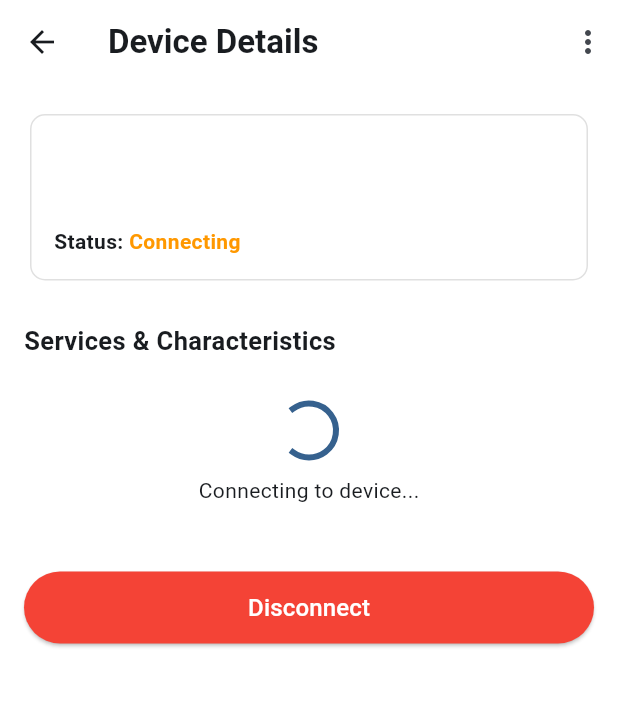
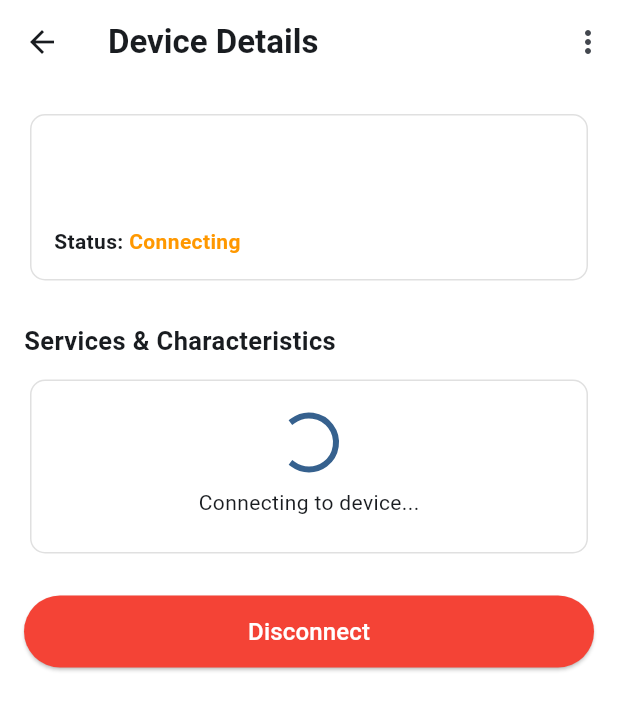
Before and after one commit to rimonnnn/ble_vitals_scanner, a Flutter app: the DeviceDetailsScreen screen opened directly with empty values, on a phone screen of 412 x 824 dp. Shown: the top 710 px of the screen. Run offline on Flutter 3.47's test engine with Material 3 defaults, Android fonts, the phone set to English and light mode, and no system bars; our stand-ins replace permission_handler; missing offline and left inert: flutter_reactive_ble.

```diff
--- a/lib/screens/device_details_screen/device_details_screen.dart
+++ b/lib/screens/device_details_screen/device_details_screen.dart
@@ -39,7 +39,10 @@ class _DeviceDetailsScreenState extends State<DeviceDetailsScreen> {
           'Device Details',
           style: TextStyle(fontWeight: FontWeight.bold),
         ),
-        actions: const [Icon(Icons.more_vert), SizedBox(width: 8)],
+        actions: const [
+          Icon(Icons.more_vert),
+          SizedBox(width: 8),
+        ],
       ),
       body: ListView(
         padding: const EdgeInsets.all(16),
@@ -58,7 +61,10 @@ class _DeviceDetailsScreenState extends State<DeviceDetailsScreen> {
 
                 const SizedBox(height: 6),
 
-                Text(widget.deviceId, style: const TextStyle(fontSize: 13)),
+                Text(
+                  widget.deviceId,
+                  style: const TextStyle(fontSize: 13),
+                ),
 
                 const SizedBox(height: 8),
 
@@ -99,43 +105,27 @@ class _DeviceDetailsScreenState extends State<DeviceDetailsScreen> {
           const SectionTitle(title: 'Services & Characteristics'),
 
           if (bleProvider.connectionStatusText == 'Connecting')
-            const Padding(
-              padding: EdgeInsets.symmetric(vertical: 20),
-              child: Center(
-                child: Column(
-                  children: [
-                    CircularProgressIndicator(),
-                    SizedBox(height: 12),
-                    Text('Connecting to device...'),
-                  ],
-                ),
-              ),
+            const LoadingCard(message: 'Connecting to device...')
+          else if (bleProvider.isDiscoveringServices)
+            const LoadingCard(message: 'Discovering services...')
+          else if (bleProvider.connectionStatusText != 'Connected')
+            const EmptyStateCard(
+              message: 'Device is not connected yet.',
             )
-          else if (bleProvider.isDiscoveringServices)
-            const Padding(
-              padding: EdgeInsets.symmetric(vertical: 20),
-              child: Center(
-                child: Column(
-                  children: [
-                    CircularProgressIndicator(),
-                    SizedBox(height: 12),
-                    Text('Discovering services...'),
-                  ],
-                ),
-              ),
+          else if (bleProvider.services.isEmpty)
+            const EmptyStateCard(
+              message: 'No services discovered.',
             )
-          else if (bleProvider.connectionStatusText != 'Connected')
-            const EmptyStateCard(message: 'Device is not connected yet.')
-          else if (bleProvider.services.isEmpty)
-            const EmptyStateCard(message: 'No services discovered.')
           else
-            ...bleProvider.services.map((service) {
+            ...bleProvider.services.map(
+              (service) {
                 return ServiceWithCharacteristicsCard(
                   service: service,
                   deviceId: widget.deviceId,
                   deviceName: widget.deviceName,
                 );
-            }),
+              },
+            ),
 
           const SizedBox(height: 24),
 
@@ -154,7 +144,10 @@ class _DeviceDetailsScreenState extends State<DeviceDetailsScreen> {
                 backgroundColor: Colors.red,
                 foregroundColor: Colors.white,
               ),
-              child: const Text('Disconnect', style: TextStyle(fontSize: 16)),
+              child: const Text(
+                'Disconnect',
+                style: TextStyle(fontSize: 16),
+              ),
             ),
           ),
         ],
@@ -181,43 +174,10 @@ class _DeviceDetailsScreenState extends State<DeviceDetailsScreen> {
 class InfoCard extends StatelessWidget {
   final Widget child;
 
-  const InfoCard({super.key, required this.child});
-
-  @override
-  Widget build(BuildContext context) {
-    return Card(
-      elevation: 0,
-      color: Colors.white,
-      shape: RoundedRectangleBorder(
-        side: BorderSide(color: Colors.grey.shade300),
-        borderRadius: BorderRadius.circular(10),
-      ),
-      child: Padding(padding: const EdgeInsets.all(16), child: child),
-    );
-  }
-}
-
-class SectionTitle extends StatelessWidget {
-  final String title;
-
-  const SectionTitle({super.key, required this.title});
-
-  @override
-  Widget build(BuildContext context) {
-    return Padding(
-      padding: const EdgeInsets.only(bottom: 10),
-      child: Text(
-        title,
-        style: const TextStyle(fontSize: 17, fontWeight: FontWeight.bold),
-      ),
-    );
-  }
-}
-
-class EmptyStateCard extends StatelessWidget {
-  final String message;
-
-  const EmptyStateCard({super.key, required this.message});
+  const InfoCard({
+    super.key,
+    required this.child,
+  });
 
   @override
   Widget build(BuildContext context) {
@@ -230,7 +190,94 @@ class EmptyStateCard extends StatelessWidget {
       ),
       child: Padding(
         padding: const EdgeInsets.all(16),
-        child: Text(message, style: const TextStyle(fontSize: 14)),
+        child: child,
+      ),
+    );
+  }
+}
+
+class SectionTitle extends StatelessWidget {
+  final String title;
+
+  const SectionTitle({
+    super.key,
+    required this.title,
+  });
+
+  @override
+  Widget build(BuildContext context) {
+    return Padding(
+      padding: const EdgeInsets.only(bottom: 10),
+      child: Text(
+        title,
+        style: const TextStyle(
+          fontSize: 17,
+          fontWeight: FontWeight.bold,
+        ),
+      ),
+    );
+  }
+}
+
+class LoadingCard extends StatelessWidget {
+  final String message;
+
+  const LoadingCard({
+    super.key,
+    required this.message,
+  });
+
+  @override
+  Widget build(BuildContext context) {
+    return Card(
+      elevation: 0,
+      color: Colors.white,
+      shape: RoundedRectangleBorder(
+        side: BorderSide(color: Colors.grey.shade300),
+        borderRadius: BorderRadius.circular(10),
+      ),
+      child: Padding(
+        padding: const EdgeInsets.symmetric(
+          vertical: 24,
+          horizontal: 16,
+        ),
+        child: Center(
+          child: Column(
+            children: [
+              const CircularProgressIndicator(),
+              const SizedBox(height: 12),
+              Text(message),
+            ],
+          ),
+        ),
+      ),
+    );
+  }
+}
+
+class EmptyStateCard extends StatelessWidget {
+  final String message;
+
+  const EmptyStateCard({
+    super.key,
+    required this.message,
+  });
+
+  @override
+  Widget build(BuildContext context) {
+    return Card(
+      elevation: 0,
+      color: Colors.white,
+      shape: RoundedRectangleBorder(
+        side: BorderSide(color: Colors.grey.shade300),
+        borderRadius: BorderRadius.circular(10),
+      ),
+      child: Padding(
+        padding: const EdgeInsets.all(16),
+        child: Text(
+          message,
+          style: const TextStyle(fontSize: 14),
+        ),
       ),
     );
   }
@@ -267,12 +314,14 @@ class ServiceWithCharacteristicsCard extends StatelessWidget {
           children: [
             const Text(
               'Service UUID',
-              style: TextStyle(fontWeight: FontWeight.bold),
+              style: TextStyle(
+                fontWeight: FontWeight.bold,
+              ),
             ),
 
             const SizedBox(height: 6),
 
-            Text(
+            SelectableText(
               service.serviceId.toString(),
               style: const TextStyle(fontSize: 12),
             ),
@@ -281,7 +330,9 @@ class ServiceWithCharacteristicsCard extends StatelessWidget {
 
             const Text(
               'Characteristics',
-              style: TextStyle(fontWeight: FontWeight.bold),
+              style: TextStyle(
+                fontWeight: FontWeight.bold,
+              ),
             ),
 
             const SizedBox(height: 8),
@@ -289,14 +340,14 @@ class ServiceWithCharacteristicsCard extends StatelessWidget {
             if (characteristics.isEmpty)
               const Text('No characteristics found')
             else
-              ...characteristics.map((characteristic) {
+              ...characteristics.map(
+                (characteristic) {
                   final canNotify = characteristic.isNotifiable;
                   final canRead = characteristic.isReadable;
                   final canOpen = canNotify || canRead;
 
                   return CharacteristicItem(
                     characteristic: characteristic,
-                  canOpen: canOpen,
                     buttonText: canNotify
                         ? 'Subscribe'
                         : canRead
@@ -320,7 +371,8 @@ class ServiceWithCharacteristicsCard extends StatelessWidget {
                           }
                         : null,
                   );
-              }),
+                },
+              ),
           ],
         ),
       ),
@@ -330,14 +382,12 @@ class ServiceWithCharacteristicsCard extends StatelessWidget {
 
 class CharacteristicItem extends StatelessWidget {
   final DiscoveredCharacteristic characteristic;
-  final bool canOpen;
   final String buttonText;
   final VoidCallback? onPressed;
 
   const CharacteristicItem({
     super.key,
     required this.characteristic,
-    required this.canOpen,
     required this.buttonText,
     required this.onPressed,
   });
@@ -359,12 +409,14 @@ class CharacteristicItem extends StatelessWidget {
               children: [
                 const Text(
                   'Characteristic UUID',
-                  style: TextStyle(fontWeight: FontWeight.w600),
+                  style: TextStyle(
+                    fontWeight: FontWeight.w600,
+                  ),
                 ),
 
                 const SizedBox(height: 4),
 
-                Text(
+                SelectableText(
                   characteristic.characteristicId.toString(),
                   style: const TextStyle(fontSize: 11),
                 ),
@@ -381,7 +433,10 @@ class CharacteristicItem extends StatelessWidget {
 
           const SizedBox(width: 8),
 
-          OutlinedButton(onPressed: onPressed, child: Text(buttonText)),
+          OutlinedButton(
+            onPressed: onPressed,
+            child: Text(buttonText),
+          ),
         ],
       ),
     );
```
Also changed, not shown: lib/features/ble/provider/ble_provider.dart (+167 -4 lines), lib/screens/live_data_screen/live_data_screen.dart (+221 -54 lines). Lines whose indentation alone changed are shown as unchanged.
